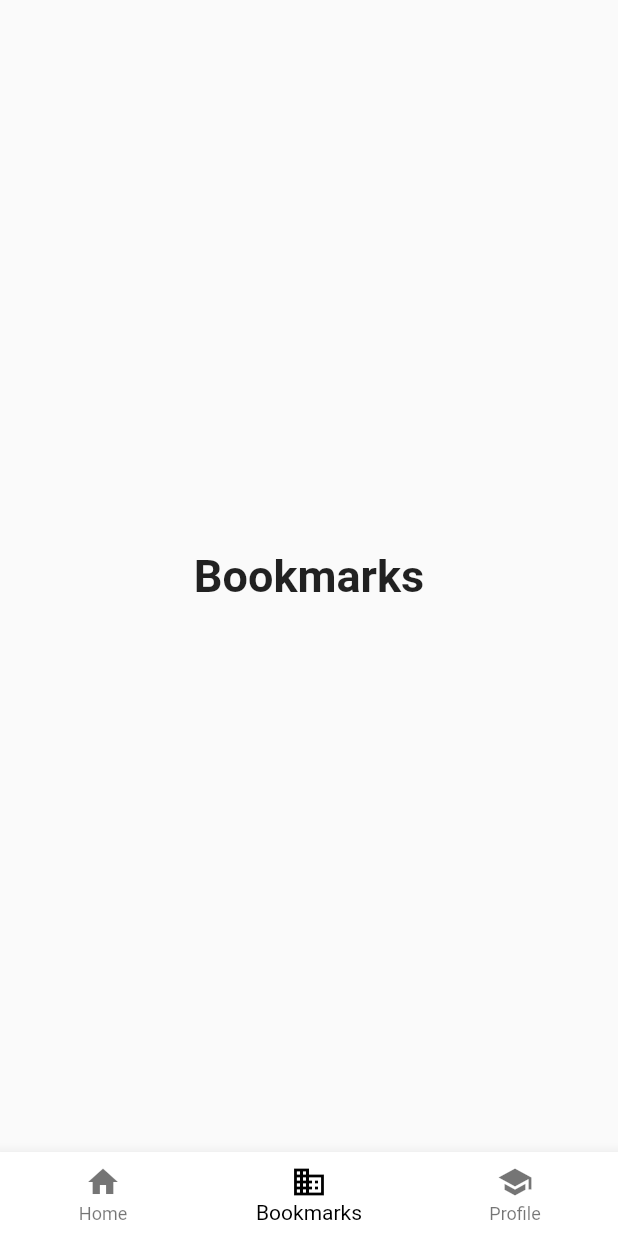
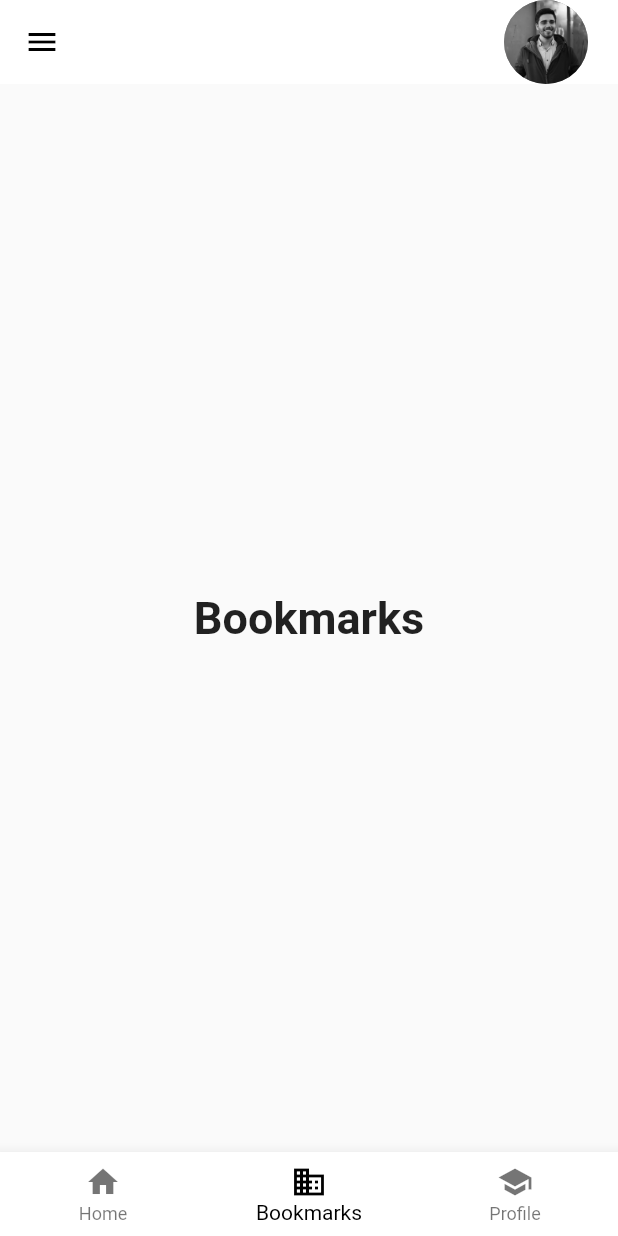
Before and after one commit to elaisasearch/app, a Flutter app: the screen it shows after launch, item 2 of the bottom bar chosen, on a phone screen of 412 x 824 dp. Run offline on Flutter 3.47's test engine with Material 2 defaults, Android fonts, the phone set to English and light mode, and no system bars.

Commit message:
added transparent appBar with menu and avatar

```diff
--- a/lib/widgets/appBottomBar/appBottomBar.dart
+++ b/lib/widgets/appBottomBar/appBottomBar.dart
@@ -32,9 +32,33 @@ class _AppBottomBarState extends State<AppBottomBar> {
     });
   }
 
+  void _onMenuIconTapped() {
+
+  }
+
   @override
   Widget build(BuildContext context) {
     return Scaffold(
+      appBar: AppBar(
+
+        // transparent background and no shadow for app bar
+        backgroundColor: Colors.white,
+        elevation: 0.0,
+
+        leading: IconButton(icon: Icon(Icons.menu), onPressed: _onMenuIconTapped),
+        actions: <Widget>[
+          CircleAvatar(
+            backgroundColor: Colors.grey,
+            radius: 48.0,
+            child: ClipOval(
+              // replace with Image.network(image-url) later
+              child: Image.asset(
+                'assets/images/alex.jpg',
+              )
+            )
+          )
+        ],
+      ),
       body: Center(
         child: _widgetOptions.elementAt(_selectedIndex),
       ),
```
